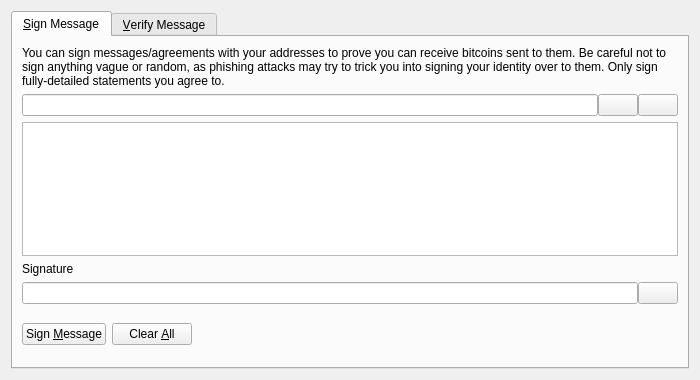
The window that src/qt/forms/signverifymessagedialog.ui (cryptoinhero/zurbank) describes before a commit, drawn with Qt 5.
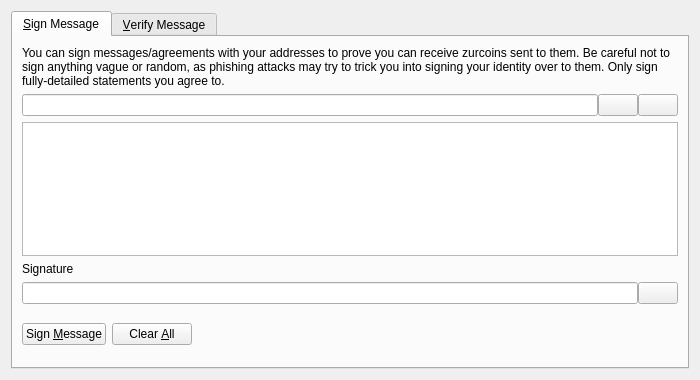
The same window after the commit. Icons and pictures are not drawn. Custom widgets are drawn as their Qt base class.

Commit message: rename bitcoin => zurcoin

The edit to the form file:
```diff
--- a/src/qt/forms/signverifymessagedialog.ui
+++ b/src/qt/forms/signverifymessagedialog.ui
@@ -30,7 +30,7 @@
        <item>
         <widget class="QLabel" name="infoLabel_SM">
          <property name="text">
-          <string>You can sign messages/agreements with your addresses to prove you can receive bitcoins sent to them. Be careful not to sign anything vague or random, as phishing attacks may try to trick you into signing your identity over to them. Only sign fully-detailed statements you agree to.</string>
+          <string>You can sign messages/agreements with your addresses to prove you can receive zurcoins sent to them. Be careful not to sign anything vague or random, as phishing attacks may try to trick you into signing your identity over to them. Only sign fully-detailed statements you agree to.</string>
          </property>
          <property name="textFormat">
           <enum>Qt::PlainText</enum>
```
Left out of the diff: 18 changed lines with no effect on the pictures. The commit also changes 664 other files.
